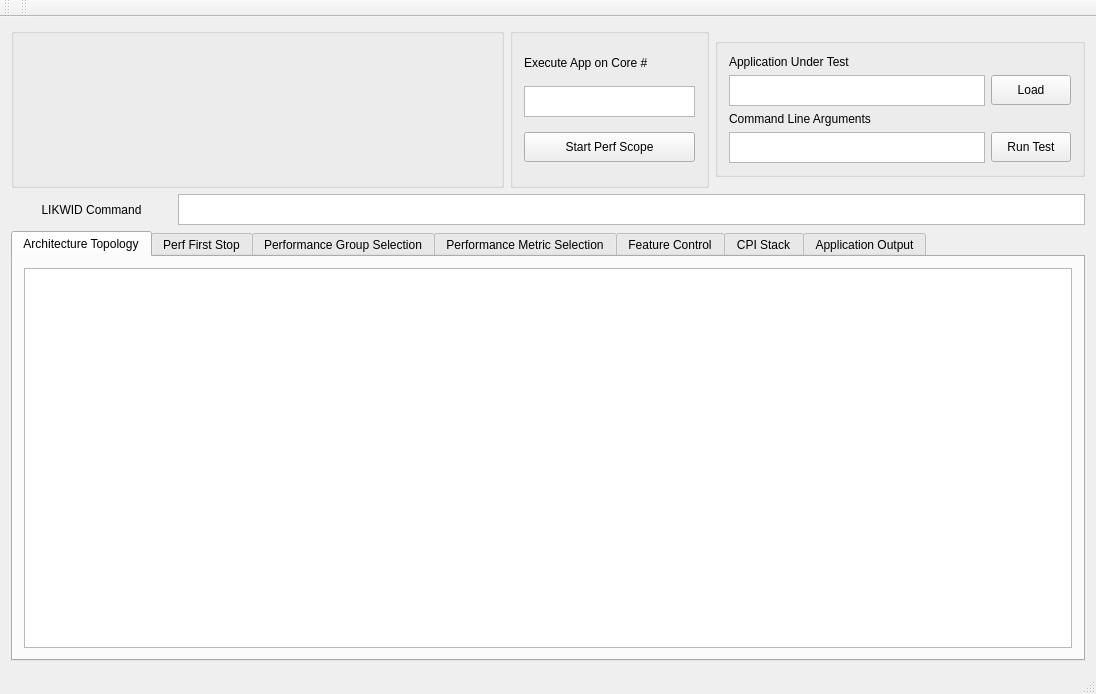
Qt form Project/QuickPerformance/mainwindow.ui (Areon1031/CPE_631_Advanced_Computer_Architecture) before a commit.
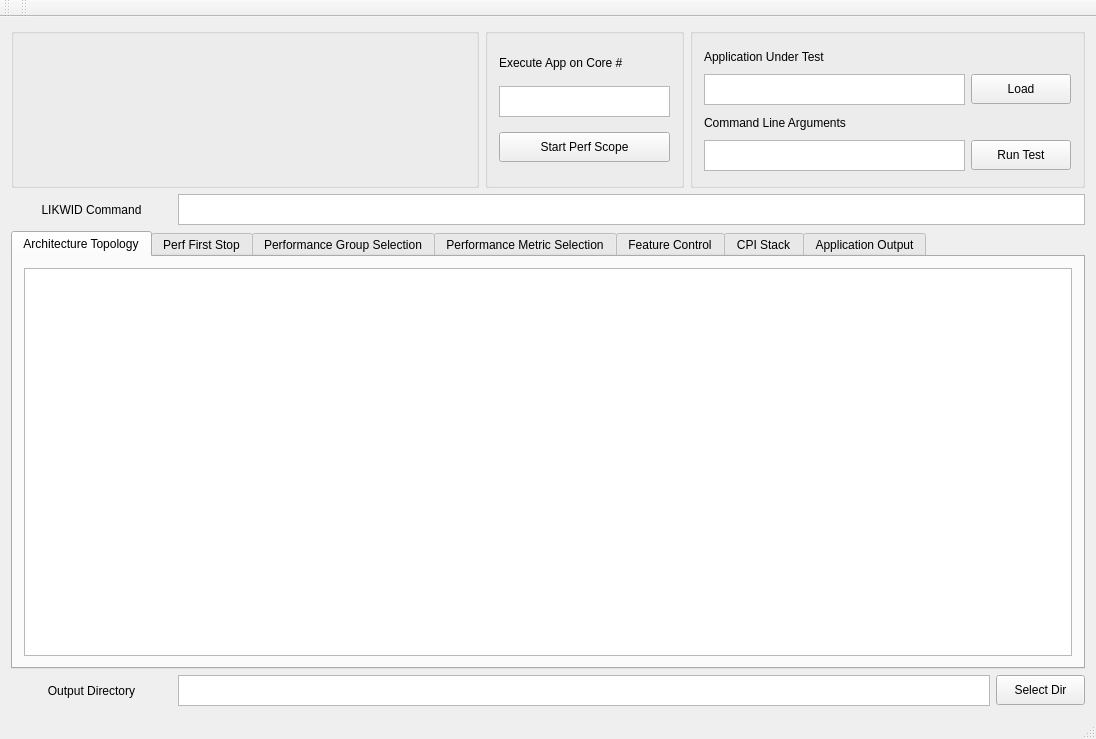
The same form after that commit. Icons and pictures are not drawn. Custom widgets are drawn as their Qt base class.

Commit message: - Added output directory widget - Updated code to use output directory - Update python scripts to use new output directory - Added icons to the file - Gave the window a title

```diff
--- a/Project/QuickPerformance/mainwindow.ui
+++ b/Project/QuickPerformance/mainwindow.ui
@@ -6,8 +6,8 @@
    <rect>
     <x>0</x>
     <y>0</y>
-    <width>1088</width>
-    <height>694</height>
+    <width>1094</width>
+    <height>739</height>
    </rect>
   </property>
   <property name="sizePolicy">
@@ -33,7 +33,7 @@
     <item row="0" column="0" colspan="2">
      <widget class="QGroupBox" name="Logo_Group">
       <property name="sizePolicy">
-       <sizepolicy hsizetype="Minimum" vsizetype="Fixed">
+       <sizepolicy hsizetype="Preferred" vsizetype="Fixed">
         <horstretch>0</horstretch>
         <verstretch>0</verstretch>
        </sizepolicy>
@@ -178,10 +178,10 @@
       </layout>
      </widget>
     </item>
-    <item row="0" column="3">
+    <item row="0" column="3" colspan="2">
      <widget class="QGroupBox" name="Application_Group">
       <property name="sizePolicy">
-       <sizepolicy hsizetype="Fixed" vsizetype="Fixed">
+       <sizepolicy hsizetype="Preferred" vsizetype="Minimum">
         <horstretch>0</horstretch>
         <verstretch>0</verstretch>
        </sizepolicy>
@@ -193,14 +193,14 @@
        <item row="0" column="0">
         <widget class="QLabel" name="Application_Label">
          <property name="sizePolicy">
-          <sizepolicy hsizetype="Fixed" vsizetype="Fixed">
+          <sizepolicy hsizetype="Minimum" vsizetype="Fixed">
            <horstretch>0</horstretch>
            <verstretch>0</verstretch>
           </sizepolicy>
          </property>
          <property name="maximumSize">
           <size>
-           <width>161</width>
+           <width>1666666</width>
            <height>17</height>
           </size>
          </property>
@@ -212,14 +212,20 @@
        <item row="1" column="0">
         <widget class="QTextEdit" name="Application_Text">
          <property name="sizePolicy">
-          <sizepolicy hsizetype="Fixed" vsizetype="Fixed">
+          <sizepolicy hsizetype="Minimum" vsizetype="Fixed">
            <horstretch>0</horstretch>
            <verstretch>0</verstretch>
           </sizepolicy>
          </property>
+         <property name="minimumSize">
+          <size>
+           <width>256</width>
+           <height>31</height>
+          </size>
+         </property>
          <property name="maximumSize">
           <size>
-           <width>281</width>
+           <width>166666</width>
            <height>31</height>
           </size>
          </property>
@@ -237,14 +243,14 @@
        <item row="1" column="1">
         <widget class="QPushButton" name="ApplicationLoad_pushButton">
          <property name="sizePolicy">
-          <sizepolicy hsizetype="Fixed" vsizetype="Fixed">
+          <sizepolicy hsizetype="Minimum" vsizetype="Fixed">
            <horstretch>0</horstretch>
            <verstretch>0</verstretch>
           </sizepolicy>
          </property>
          <property name="maximumSize">
           <size>
-           <width>89</width>
+           <width>100</width>
            <height>30</height>
           </size>
          </property>
@@ -256,14 +262,14 @@
        <item row="2" column="0">
         <widget class="QLabel" name="CommandLineArgs_Label">
          <property name="sizePolicy">
-          <sizepolicy hsizetype="Fixed" vsizetype="Fixed">
+          <sizepolicy hsizetype="Minimum" vsizetype="Fixed">
            <horstretch>0</horstretch>
            <verstretch>0</verstretch>
           </sizepolicy>
          </property>
          <property name="maximumSize">
           <size>
-           <width>190</width>
+           <width>1666666</width>
            <height>17</height>
           </size>
          </property>
@@ -275,14 +281,20 @@
        <item row="3" column="0">
         <widget class="QTextEdit" name="CommandLineArgs_Text">
          <property name="sizePolicy">
-          <sizepolicy hsizetype="Fixed" vsizetype="Fixed">
+          <sizepolicy hsizetype="Minimum" vsizetype="Fixed">
            <horstretch>0</horstretch>
            <verstretch>0</verstretch>
           </sizepolicy>
          </property>
+         <property name="minimumSize">
+          <size>
+           <width>256</width>
+           <height>31</height>
+          </size>
+         </property>
          <property name="maximumSize">
           <size>
-           <width>281</width>
+           <width>166666</width>
            <height>31</height>
           </size>
          </property>
@@ -300,20 +312,30 @@
        <item row="3" column="1">
         <widget class="QPushButton" name="RunTest_pushButton">
          <property name="sizePolicy">
-          <sizepolicy hsizetype="Fixed" vsizetype="Fixed">
+          <sizepolicy hsizetype="Minimum" vsizetype="Fixed">
            <horstretch>0</horstretch>
            <verstretch>0</verstretch>
           </sizepolicy>
          </property>
          <property name="maximumSize">
           <size>
-           <width>89</width>
+           <width>100</width>
            <height>30</height>
           </size>
          </property>
          <property name="text">
           <string>Run Test</string>
          </property>
+         <property name="icon">
+          <iconset>
+           <normaloff>../programBin/Logo/QuickPerformance.ico</normaloff>../programBin/Logo/QuickPerformance.ico</iconset>
+         </property>
+         <property name="iconSize">
+          <size>
+           <width>16</width>
+           <height>16</height>
+          </size>
+         </property>
         </widget>
        </item>
       </layout>
@@ -341,7 +363,7 @@
       </property>
      </widget>
     </item>
-    <item row="1" column="1" colspan="3">
+    <item row="1" column="1" colspan="4">
      <widget class="QTextEdit" name="LikwidCommand_Text">
       <property name="sizePolicy">
        <sizepolicy hsizetype="Expanding" vsizetype="Fixed">
@@ -366,7 +388,7 @@
       </property>
      </widget>
     </item>
-    <item row="2" column="0" colspan="4">
+    <item row="2" column="0" colspan="5">
      <widget class="QTabWidget" name="tabWidget">
       <property name="sizePolicy">
        <sizepolicy hsizetype="Expanding" vsizetype="Expanding">
@@ -719,6 +741,72 @@
       </widget>
      </widget>
     </item>
+    <item row="3" column="0">
+     <widget class="QLabel" name="OutDirectory_Label">
+      <property name="sizePolicy">
+       <sizepolicy hsizetype="Fixed" vsizetype="Fixed">
+        <horstretch>0</horstretch>
+        <verstretch>0</verstretch>
+       </sizepolicy>
+      </property>
+      <property name="maximumSize">
+       <size>
+        <width>161</width>
+        <height>17</height>
+       </size>
+      </property>
+      <property name="text">
+       <string>Output Directory</string>
+      </property>
+      <property name="alignment">
+       <set>Qt::AlignCenter</set>
+      </property>
+     </widget>
+    </item>
+    <item row="3" column="1" colspan="3">
+     <widget class="QTextEdit" name="OutDirectory_Text">
+      <property name="sizePolicy">
+       <sizepolicy hsizetype="Expanding" vsizetype="Fixed">
+        <horstretch>0</horstretch>
+        <verstretch>0</verstretch>
+       </sizepolicy>
+      </property>
+      <property name="maximumSize">
+       <size>
+        <width>16777215</width>
+        <height>31</height>
+       </size>
+      </property>
+      <property name="lineWrapMode">
+       <enum>QTextEdit::NoWrap</enum>
+      </property>
+      <property name="readOnly">
+       <bool>false</bool>
+      </property>
+      <property name="acceptRichText">
+       <bool>true</bool>
+      </property>
+     </widget>
+    </item>
+    <item row="3" column="4">
+     <widget class="QPushButton" name="OutDirectory_pushButton">
+      <property name="sizePolicy">
+       <sizepolicy hsizetype="Fixed" vsizetype="Fixed">
+        <horstretch>0</horstretch>
+        <verstretch>0</verstretch>
+       </sizepolicy>
+      </property>
+      <property name="maximumSize">
+       <size>
+        <width>89</width>
+        <height>30</height>
+       </size>
+      </property>
+      <property name="text">
+       <string>Select Dir</string>
+      </property>
+     </widget>
+    </item>
    </layout>
   </widget>
   <widget class="QMenuBar" name="menuBar">
@@ -726,7 +814,7 @@
     <rect>
      <x>0</x>
      <y>0</y>
-     <width>1088</width>
+     <width>1094</width>
      <height>22</height>
     </rect>
    </property>
```
The commit also changes 12 other files.
